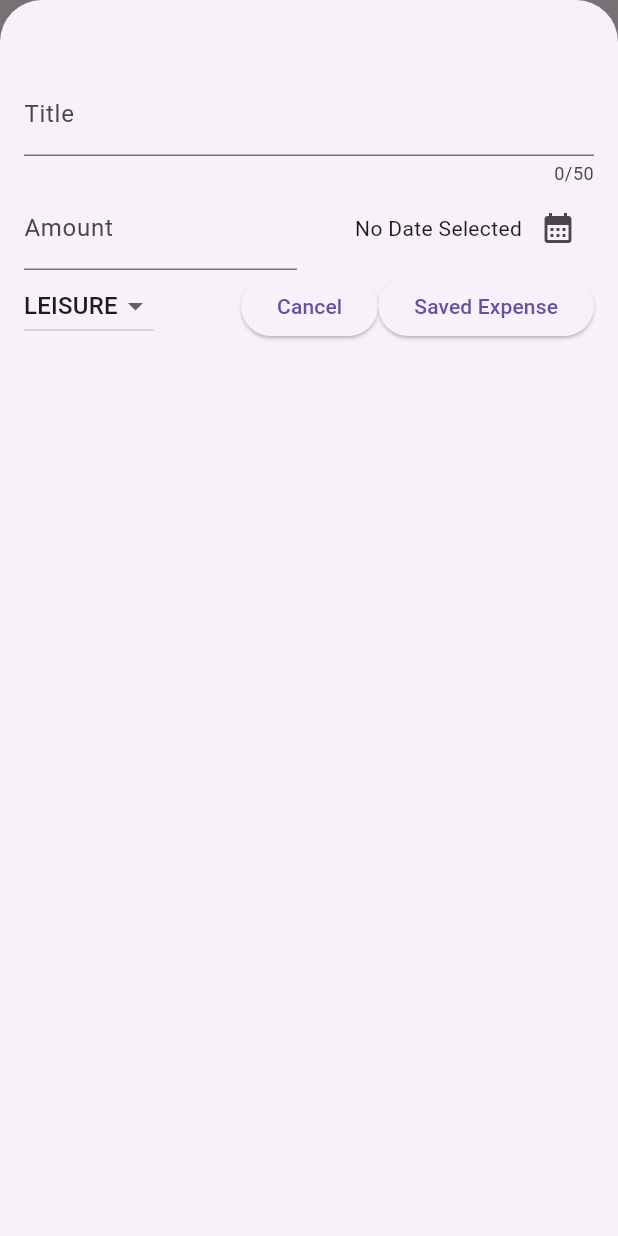
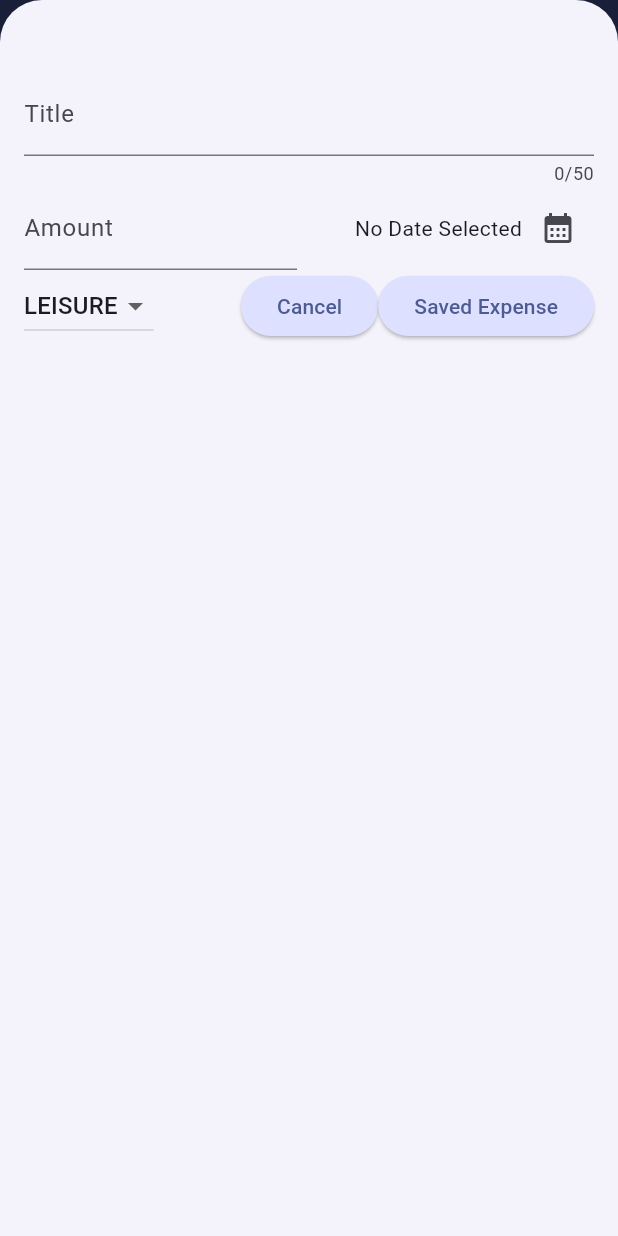
Before and after one commit to yuivan0352/expense_tracker, a Flutter app: the screen it shows after launch, after a tap on the "add" icon, on a phone screen of 412 x 824 dp. Run offline on Flutter 3.47's test engine with Material 3 defaults, Android fonts, the phone set to English and light mode, and no system bars.

Commit message:
Implemented Snack Bar alert and Color Themes

```diff
--- a/lib/main.dart
+++ b/lib/main.dart
@@ -1,9 +1,60 @@
 import 'package:expense_tracker/widgets/expenses.dart';
 import 'package:flutter/material.dart';
+
+var kColorScheme = ColorScheme.fromSeed(
+  seedColor: Color.fromARGB(255, 23, 65, 189),
+);
+var kDarkColorScheme = ColorScheme.fromSeed(
+  brightness: Brightness.dark,
+  seedColor: const Color.fromARGB(255, 5, 99, 125),
+);
+
 void main() {
   runApp(
-    const MaterialApp(
-      home: Expenses(),
+    MaterialApp(
+      darkTheme: ThemeData.dark().copyWith(
+        colorScheme: kDarkColorScheme,
+        cardTheme: const CardTheme().copyWith(
+          color: kDarkColorScheme.secondaryContainer,
+          margin: const EdgeInsets.symmetric(
+            horizontal: 16,
+            vertical: 8,
+          ),
+        ),
+        elevatedButtonTheme: ElevatedButtonThemeData(
+          style: ElevatedButton.styleFrom(
+            backgroundColor: kDarkColorScheme.primaryContainer,
+            foregroundColor: kDarkColorScheme.onPrimaryContainer,
+          ),
+        ),
+      ),
+      theme: ThemeData().copyWith(
+        colorScheme: kColorScheme,
+        appBarTheme: const AppBarTheme().copyWith(
+          backgroundColor: kColorScheme.onPrimaryContainer,
+          foregroundColor: kColorScheme.primaryContainer),
+        cardTheme: CardTheme().copyWith(
+          color: kColorScheme.secondaryContainer,
+          margin: const EdgeInsets.symmetric(
+            horizontal: 16,
+            vertical: 8
+          ),
+        ),
+        elevatedButtonTheme: ElevatedButtonThemeData(
+          style: ElevatedButton.styleFrom(
+            backgroundColor: kColorScheme.primaryContainer,
+          ),
+        ),
+        textTheme: ThemeData().textTheme.copyWith(
+          titleLarge: TextStyle(
+            fontWeight: FontWeight.bold,
+            color: kColorScheme.onSecondaryContainer,
+            fontSize: 24
+          ),
+        ),
+      ),
+      themeMode: ThemeMode.system,
+      home: const Expenses(),
     ),
   );
 }
--- a/lib/models/expense.dart
+++ b/lib/models/expense.dart
@@ -32,3 +32,13 @@ class Expense {
     return formatter.format(date);
   }
 }
+
+class ExpenseBucket {
+  const ExpenseBucket({
+    required this.category,
+    required this.expenses
+  });
+
+  final Category category;
+  final List<Expense> expenses;
+}
--- a/lib/widgets/expenses.dart
+++ b/lib/widgets/expenses.dart
@@ -3,8 +3,7 @@ import 'package:expense_tracker/widgets/new_expense.dart';
 import 'package:flutter/material.dart';
 import 'package:expense_tracker/models/expense.dart';
 
-
-class Expenses extends StatefulWidget{
+class Expenses extends StatefulWidget {
   const Expenses({super.key});
 
   @override
@@ -13,14 +12,12 @@ class Expenses extends StatefulWidget{
   }
 }
 
-class _ExpensesState extends State<Expenses>{
+class _ExpensesState extends State<Expenses> {
   void _openAddExpenseOverlay() {
     showModalBottomSheet(
       isScrollControlled: true,
       context: context,
-      builder: (ctx) => NewExpense(
-        onAddExpense: _addExpense,
-      ),
+      builder: (ctx) => NewExpense(onAddExpense: _addExpense),
     );
   }
 
@@ -31,9 +28,24 @@ class _ExpensesState extends State<Expenses>{
   }
 
   void _removeExpense(Expense expense) {
+    int expenseIndex = _registeredExpenses.indexOf(expense);
     setState(() {
       _registeredExpenses.remove(expense);
     });
+    ScaffoldMessenger.of(context).showSnackBar(
+      SnackBar(
+        duration: Duration(seconds: 3),
+        content: Text('Expense Removed'),
+        action: SnackBarAction(
+          label: 'Undo',
+          onPressed: () {
+            setState(() {
+              _registeredExpenses.insert(expenseIndex, expense);
+            });
+          }
+        ),
+      ),
+    );
   }
 
   final List<Expense> _registeredExpenses = [
@@ -47,26 +59,38 @@ class _ExpensesState extends State<Expenses>{
       title: 'Movie Ticket',
       amount: 18.99,
       date: DateTime.now(),
-      category: Category.leisure
+      category: Category.leisure,
     ),
   ];
 
+
   @override
   Widget build(BuildContext context) {
+    Widget mainContent = const Center(
+      child: Text('No Expenses Found. Click + to add'),
+    );
+
+    if (_registeredExpenses.isNotEmpty) {
+      mainContent = ExpensesList(expenses: _registeredExpenses, onRemoveExpense: _removeExpense);
+    }
+
     return Scaffold(
       appBar: AppBar(
         title: const Text("Expense Tracker"),
-        actions:[
+        centerTitle: true,
+        actions: [
           IconButton(
             onPressed: _openAddExpenseOverlay,
             icon: const Icon(Icons.add),
           ),
-        ]
+        ],
       ),
       body: Column(
         children: [
           const Text("Chart"),
-          Expanded(child: ExpensesList(expenses: _registeredExpenses, onRemoveExpense: _removeExpense)),
+          Expanded(
+            child: mainContent,
+          ),
         ],
       ),
     );
--- a/lib/widgets/expenses_list/expense_item.dart
+++ b/lib/widgets/expenses_list/expense_item.dart
@@ -12,7 +12,10 @@ class ExpenseItem extends StatelessWidget {
         padding: const EdgeInsets.symmetric(horizontal: 20, vertical: 16),
         child: Column(
           children: [
-            Text(expense.title),
+            Text(
+              expense.title,
+              style: Theme.of(context).textTheme.titleLarge,
+            ),
             SizedBox(height: 4),
             Row(
               children: [
--- a/lib/widgets/expenses_list/expenses_list.dart
+++ b/lib/widgets/expenses_list/expenses_list.dart
@@ -13,6 +13,12 @@ class ExpensesList extends StatelessWidget {
       itemCount: expenses.length,
       itemBuilder: (ctx, index) => Dismissible(
         key: ValueKey(expenses[index]),
+        background: Container(
+          margin: EdgeInsets.symmetric(
+            horizontal: Theme.of(context).cardTheme.margin!.horizontal,
+          ),
+          color: Theme.of(context).colorScheme.error.withValues(alpha: .75),
+        ),
         onDismissed: (direction) {
           onRemoveExpense(expenses[index]);
         },
```
